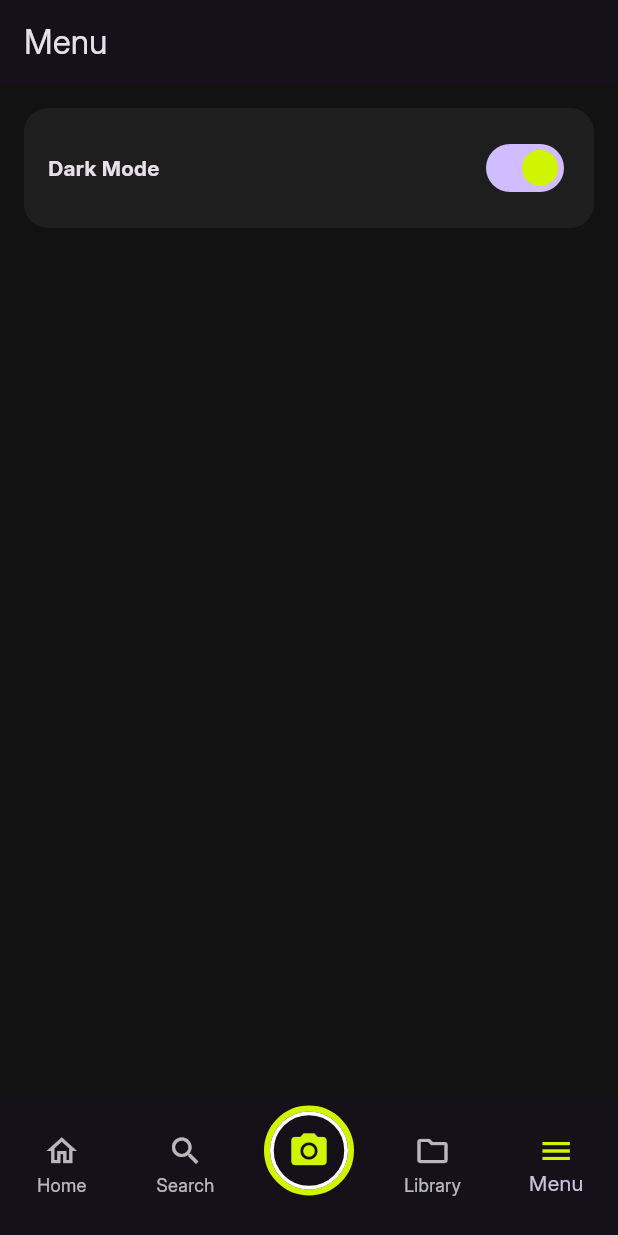
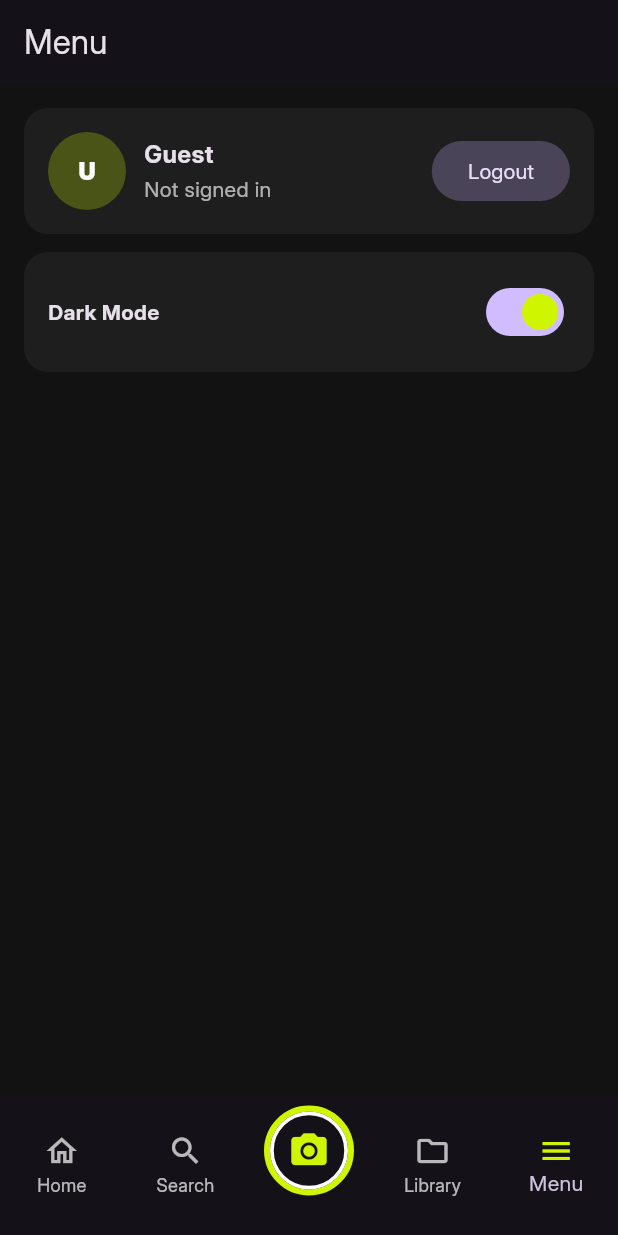
Before and after one commit to REPZ-AR/repz-ar, a Flutter app: the screen it shows once a user with an empty profile is signed in, item 5 of the bottom bar chosen, on a phone screen of 412 x 824 dp. Run offline on Flutter 3.47's test engine with Material 3 defaults, Android fonts, the phone set to English and light mode, and no system bars; our stand-ins replace camera, firebase_auth, firebase_core, google_sign_in; missing offline and left inert: google_mlkit_commons, google_mlkit_object_detection, google_mlkit_pose_detection; accounts and stored records are empty.

Commit message:
SCRUM-129: Implemented logout button

```diff
--- a/repz/lib/views/menu_page.dart
+++ b/repz/lib/views/menu_page.dart
@@ -1,4 +1,7 @@
 import 'package:flutter/material.dart';
+import 'package:firebase_auth/firebase_auth.dart';
+import 'package:repz/services/google_auth_service.dart';
+import 'package:repz/views/utils/user_avatar.dart';
 
 class MenuPage extends StatelessWidget {
   final bool isDarkMode;
@@ -17,12 +20,115 @@ class MenuPage extends StatelessWidget {
         : const Color(0xFFA66CFF);
     final cardColor = isDarkMode ? const Color(0xFF1E1E1E) : Colors.white;
 
+    final user = FirebaseAuth.instance.currentUser;
+    final displayName = user?.displayName?.trim();
+    final email = user?.email?.trim();
+    final photoUrl = user?.photoURL;
+
+    Future<void> onLogout() async {
+      final shouldLogout = await showDialog<bool>(
+        context: context,
+        builder: (context) => AlertDialog(
+          title: const Text('Log out?'),
+          content: const Text('Are you sure you want to log out?'),
+          actions: [
+            TextButton(
+              onPressed: () => Navigator.of(context).pop(false),
+              child: const Text('Cancel'),
+            ),
+            FilledButton(
+              onPressed: () => Navigator.of(context).pop(true),
+              child: const Text('Logout'),
+            ),
+          ],
+        ),
+      );
+
+      if (shouldLogout != true) return;
+
+      try {
+        await GoogleAuthService().signOut();
+      } catch (e) {
+        if (!context.mounted) return;
+        ScaffoldMessenger.of(context).showSnackBar(
+          SnackBar(content: Text('Logout failed: $e')),
+        );
+      }
+    }
+
     return Scaffold(
       appBar: AppBar(title: const Text('Menu')),
       body: SingleChildScrollView(
         padding: const EdgeInsets.all(16),
         child: Column(
           children: [
+            Container(
+              padding: const EdgeInsets.all(16),
+              decoration: BoxDecoration(
+                color: cardColor,
+                borderRadius: BorderRadius.circular(16),
+              ),
+              child: Row(
+                children: [
+                  CircleAvatar(
+                    radius: 26,
+                    backgroundColor: accentColor.withValues(alpha: 0.25),
+                    foregroundImage:
+                        (photoUrl != null && photoUrl.isNotEmpty)
+                            ? NetworkImage(photoUrl)
+                            : null,
+                    child: user == null
+                        ? const Icon(Icons.person_outline)
+                        : Text(
+                            UserAvatarUtils.initialsFor(user),
+                            style: TextStyle(
+                              fontWeight: FontWeight.w800,
+                              color: isDarkMode ? Colors.white : Colors.black,
+                            ),
+                          ),
+                  ),
+                  const SizedBox(width: 12),
+                  Expanded(
+                    child: Column(
+                      crossAxisAlignment: CrossAxisAlignment.start,
+                      children: [
+                        Text(
+                          (displayName != null && displayName.isNotEmpty)
+                              ? displayName
+                              : (email != null && email.isNotEmpty)
+                                  ? email
+                                  : 'Guest',
+                          maxLines: 1,
+                          overflow: TextOverflow.ellipsis,
+                          style: const TextStyle(
+                            fontWeight: FontWeight.w700,
+                            fontSize: 16,
+                          ),
+                        ),
+                        const SizedBox(height: 2),
+                        Text(
+                          (email != null && email.isNotEmpty)
+                              ? email
+                              : 'Not signed in',
+                          maxLines: 1,
+                          overflow: TextOverflow.ellipsis,
+                          style: TextStyle(
+                            color: (isDarkMode ? Colors.white : Colors.black)
+                                .withValues(alpha: 0.65),
+                          ),
+                        ),
+                      ],
+                    ),
+                  ),
+                  const SizedBox(width: 12),
+                  FilledButton.tonal(
+                    onPressed: user == null ? null : onLogout,
+                    child: const Text('Logout'),
+                  ),
+                ],
+              ),
+            ),
+            const SizedBox(height: 12),
             Container(
               padding: const EdgeInsets.all(16),
               decoration: BoxDecoration(
--- /dev/null
+++ b/repz/lib/views/utils/user_avatar.dart
@@ -0,0 +1,23 @@
+import 'package:firebase_auth/firebase_auth.dart';
+import 'package:flutter/material.dart';
+
+/// Utilities for representing the signed-in Firebase user in the UI.
+class UserAvatarUtils {
+  static String initialsFor(User user) {
+    final name = (user.displayName ?? '').trim();
+    if (name.isEmpty) return 'U';
+
+    final parts =
+        name.split(RegExp(r'\s+')).where((p) => p.isNotEmpty).toList();
+    if (parts.isEmpty) return 'U';
+
+    final first = parts.first.characters.firstOrNull;
+    final last = (parts.length > 1 ? parts.last : parts.first)
+        .characters
+        .firstOrNull;
+
+    final a = first ?? 'U';
+    final b = last ?? '';
+    return (a + b).toUpperCase();
+  }
+}
```
Also changed, not shown: repz/lib/views/home_page.dart (+18 -5 lines).
